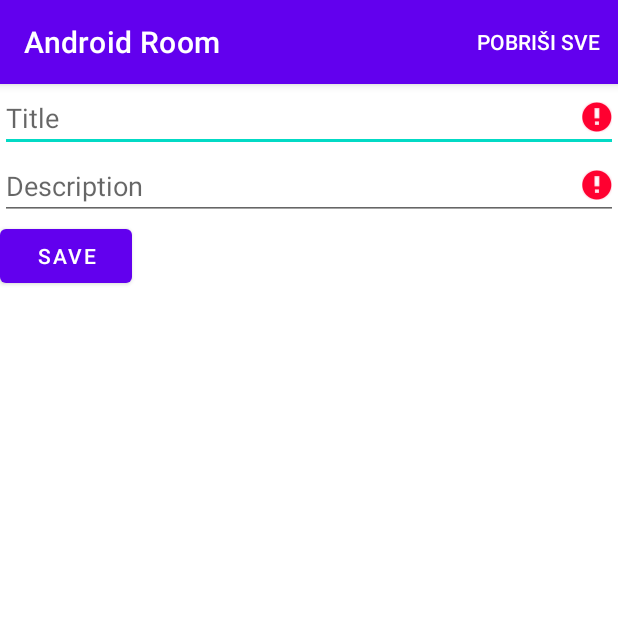
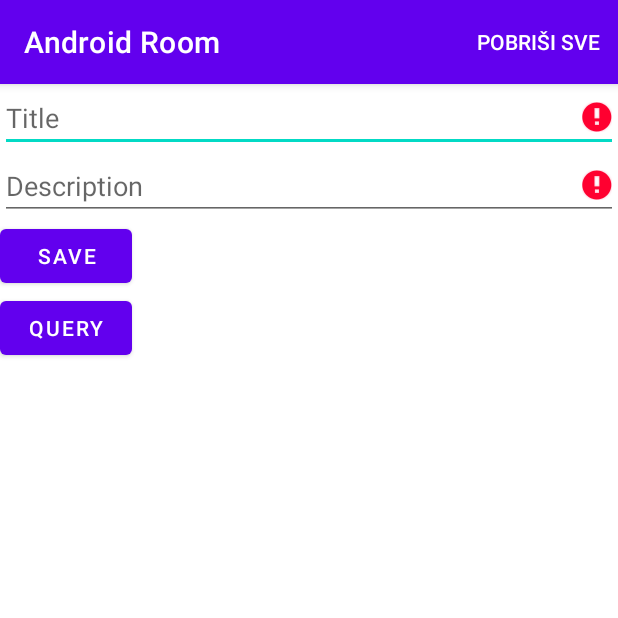
Before and after one commit to githubzaalgebru/AndroidRoom, an Android app: the screen it shows after launch (MainActivity), after a tap on "POBRIŠI SVE", on a phone screen of 412 x 824 dp, the top half of it. Run offline under Robolectric (Android 15) with nearby library versions, the phone set to English and light mode, and no system bars; our stand-ins replace Room's generated code; 2 other taps on this screen came first.

Commit message:
Query s parametrima

```diff
--- a/app/src/main/java/com/algebra/androidroom/MainActivity.kt
+++ b/app/src/main/java/com/algebra/androidroom/MainActivity.kt
@@ -37,10 +37,24 @@ class MainActivity : AppCompatActivity( ) {
             val todo = readNewTodo( )
             if( todo!=null ) {
                 db.todoDao( ).insert( todo )
-                adapter.todos = db.todoDao( ).getAll( )
-                etTitle.setText( "" )
-                etDescription.setText( "" )
-                etTitle.requestFocus( )
+                makeTodosTable( db.todoDao( ).getAll( ) )
+            }
+        }
+
+        bQuery.setOnClickListener {
+            val title = etTitle.text.toString( ).trim( )
+            val description = etDescription.text.toString( ).trim( )
+            if( title=="" && description=="" )
+                makeTodosTable( db.todoDao( ).getAll( ) )
+            else if( title!="" && description!="" )
+                Toast.makeText( this, "Only one field may be filled", Toast.LENGTH_SHORT ).show( )
+            else {
+                if( title=="" ) {
+                    makeTodosTable( db.todoDao( ).getByDesc( description ) )
+                } else {
+                    val poNaslovu = db.todoDao( ).getByTitle( title )
+                    makeTodosTable( poNaslovu )
+                }
             }
         }
     }
@@ -52,7 +66,8 @@ class MainActivity : AppCompatActivity( ) {
 
     override fun onOptionsItemSelected( item : MenuItem ) : Boolean {
         if( item.itemId==R.id.deleteAll ) {
-            Toast.makeText( this, "Brisanje svega...", Toast.LENGTH_SHORT ).show( )
+            db.todoDao( ).deleteAll( )
+            makeTodosTable( db.todoDao( ).getAll( ) )
         }
         return true
     }
@@ -70,4 +85,11 @@ class MainActivity : AppCompatActivity( ) {
         }
         return TodoEntity( 0, title, description )
     }
+
+    private fun makeTodosTable( todos : List< TodoEntity > ) {
+        adapter.todos = todos
+        etTitle.setText( "" )
+        etDescription.setText( "" )
+        etTitle.requestFocus( )
+    }
 }
--- a/app/src/main/java/com/algebra/androidroom/dao/TodoDao.kt
+++ b/app/src/main/java/com/algebra/androidroom/dao/TodoDao.kt
@@ -11,7 +11,16 @@ interface TodoDao {
     @Query( "SELECT * FROM todo_items" )
     fun getAll( ) : List< TodoEntity >
 
+    @Query( "SELECT * FROM todo_items WHERE title LIKE '%' || :param || '%'" )
+    fun getByTitle( param : String? ): List< TodoEntity >
+
+    @Query( "SELECT * FROM todo_items WHERE content LIKE '%' || :param || '%'" )
+    fun getByDesc( param : String? ): List< TodoEntity >
+
     @Insert
     fun insert( vararg todo : TodoEntity )
 
+    @Query( "DELETE FROM todo_items" )
+    fun deleteAll( )
+
 }
--- a/app/src/main/java/com/algebra/androidroom/database/AppDatabase.kt
+++ b/app/src/main/java/com/algebra/androidroom/database/AppDatabase.kt
@@ -6,6 +6,7 @@ import androidx.room.Room
 import androidx.room.RoomDatabase
 import com.algebra.androidroom.dao.TodoDao
 import com.algebra.androidroom.model.TodoEntity
+
 
 @Database( entities = arrayOf( TodoEntity::class ), version = 1 )
 abstract class AppDatabase : RoomDatabase( ) {
--- a/app/src/main/res/layout/activity_main.xml
+++ b/app/src/main/res/layout/activity_main.xml
@@ -22,6 +22,12 @@
         android:layout_height="wrap_content"
         android:text="Save" />
 
+    <Button
+        android:id="@+id/bQuery"
+        android:layout_width="wrap_content"
+        android:layout_height="wrap_content"
+        android:text="Query" />
+
     <androidx.recyclerview.widget.RecyclerView
         android:id="@+id/rView"
         android:layout_width="match_parent"
```
